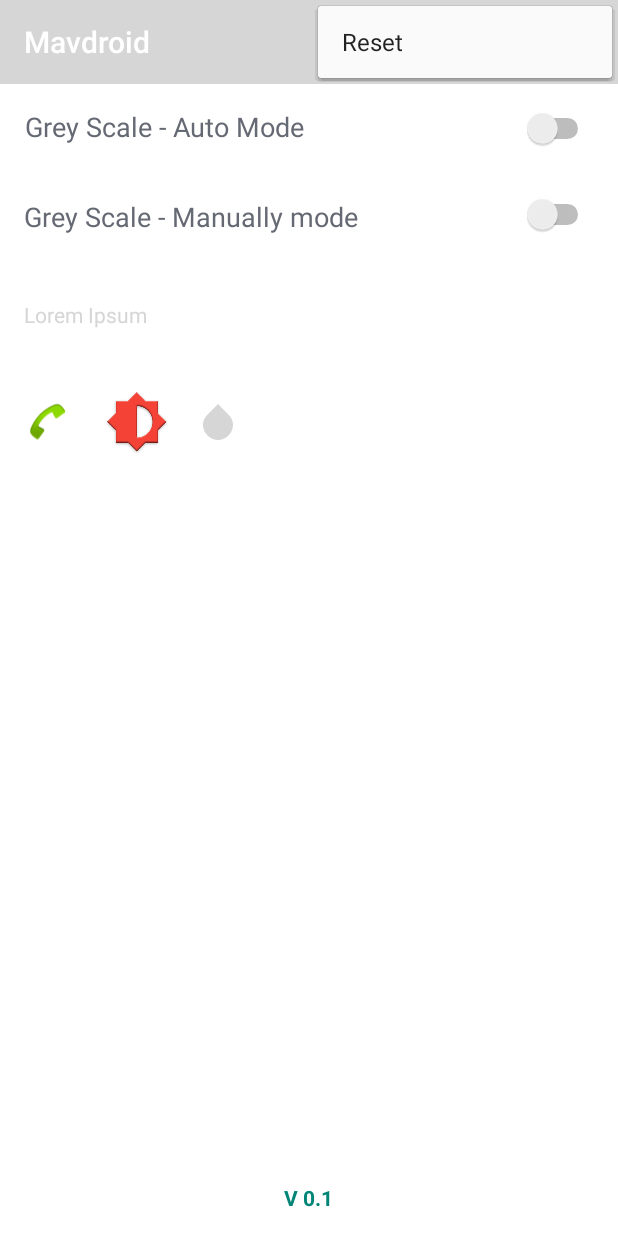
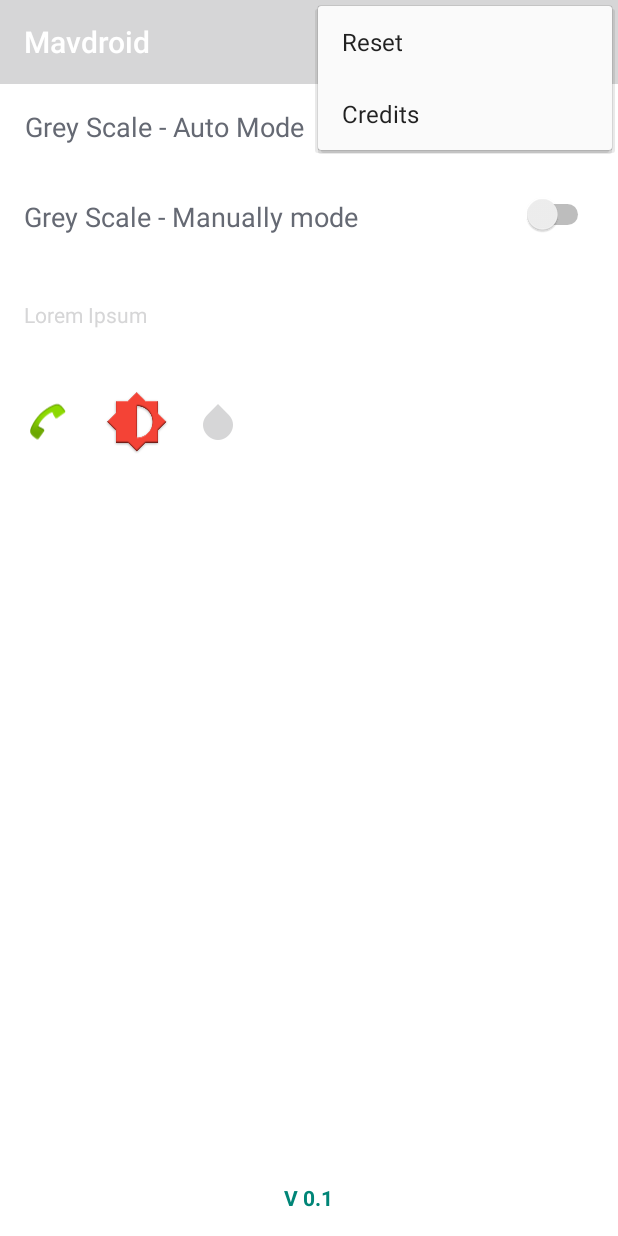
Before and after one commit to amodmulay/Monofarbe, an Android app: the screen it shows after launch (MainActivity), with the options menu open, on a phone screen of 412 x 824 dp. Run offline under Robolectric (Android 15) with nearby library versions, the phone set to English and light mode, and no system bars; libraries missing offline, so code that uses them is left out: com.afollestad.materialdialogs, com.nanotasks, eu.chainfire.libsuperuser.

Commit message:
bug fix for setting auto mode. added credits menu option

```diff
--- a/app/src/main/res/menu/main.xml
+++ b/app/src/main/res/menu/main.xml
@@ -13,4 +13,9 @@
         android:orderInCategory="100"
         android:title="@string/reset"
         app:showAsAction="never" />
+    <item
+        android:id="@+id/action_credits"
+        android:orderInCategory="100"
+        android:title="@string/credits"
+        app:showAsAction="never" />
 </menu>
--- a/app/src/main/res/values/strings.xml
+++ b/app/src/main/res/values/strings.xml
@@ -7,4 +7,5 @@
     <string name="image_content">Gray Scale Preview</string>
     <string name="reset">Reset</string>
     <string name="more_info">More info</string>
+    <string name="credits">Credits</string>
 </resources>
```
Also changed, not shown: app/src/main/java/com/avm/mavdroid/mono/MainActivity.java (+4 -3 lines), app/src/main/java/com/avm/mavdroid/mono/Utils.java (+19 -6 lines).
